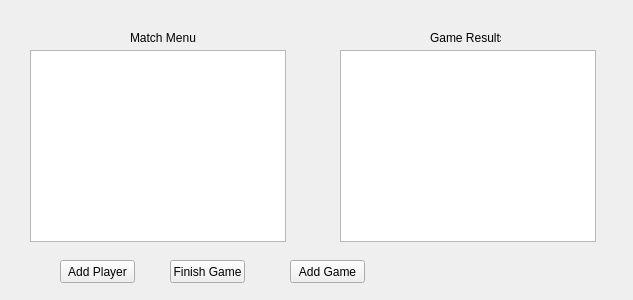
The window that MatchMenu.ui (GFlores17/JackboxT.O.-GUI-Version) describes before a commit, drawn with Qt 5.
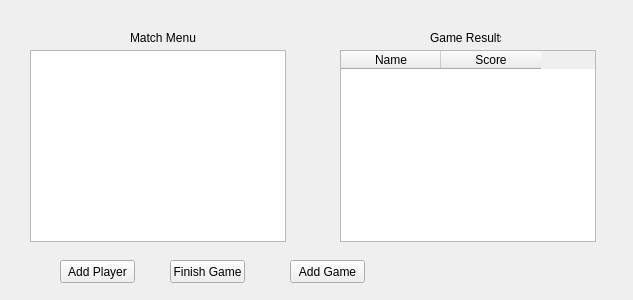
The same window after the commit.

Patch:
```diff
--- a/MatchMenu.ui
+++ b/MatchMenu.ui
@@ -84,6 +84,16 @@
      <height>192</height>
     </rect>
    </property>
+   <column>
+    <property name="text">
+     <string>Name</string>
+    </property>
+   </column>
+   <column>
+    <property name="text">
+     <string>Score</string>
+    </property>
+   </column>
   </widget>
   <widget class="QPushButton" name="pushButton_3">
    <property name="geometry">
```
